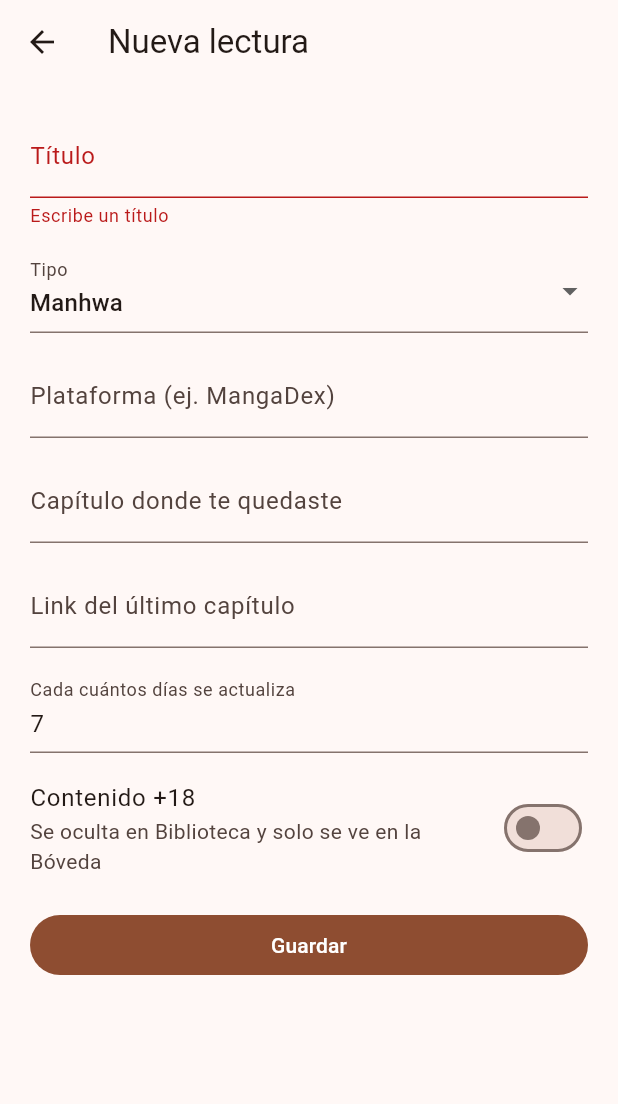
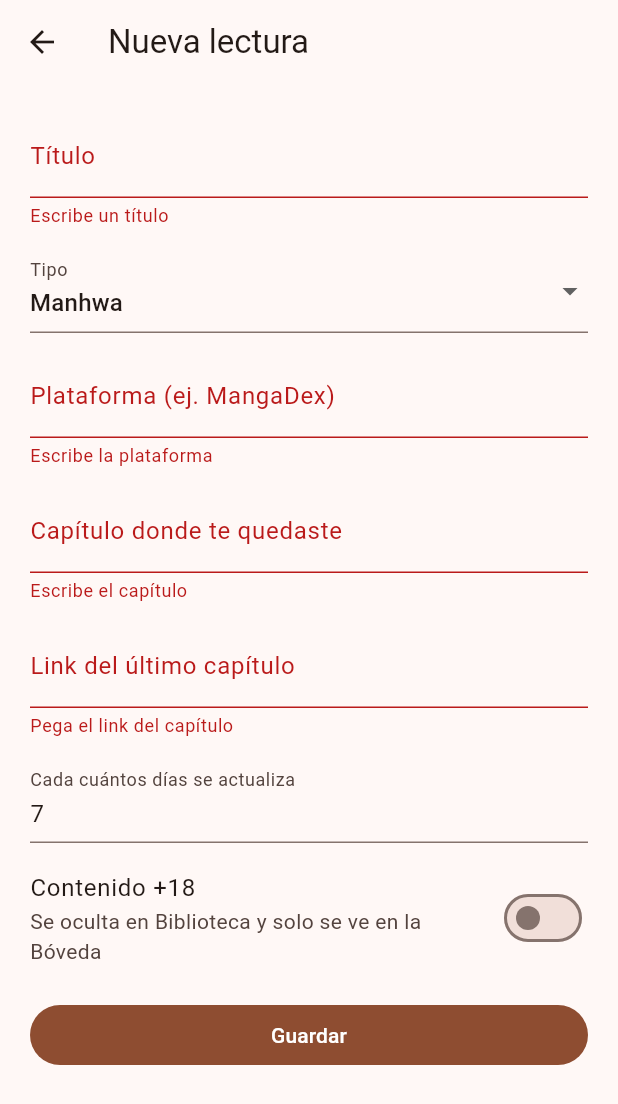
Before and after one commit to Jaelm/hilectio, a Flutter app: the AddEditLecturaScreen screen opened directly, after a tap on "Guardar", on a phone screen of 412 x 824 dp. Shown: the top 1104 px of the screen. Run offline on Flutter 3.47's test engine with Material 3 defaults, Android fonts, the phone set to English and light mode, and no system bars; our stand-ins replace cloud_firestore, firebase_auth, firebase_core, flutter_local_notifications, timezone; accounts and stored records are empty; Roboto replaces fonts that are missing (Helvetica Neue).

Commit message:
Versión 1.3 - Parche en add lectura

```diff
--- a/lib/screens/add_edit_lectura_screen.dart
+++ b/lib/screens/add_edit_lectura_screen.dart
@@ -126,6 +126,7 @@ class _AddEditLecturaScreenState extends State<AddEditLecturaScreen> {
                 TextFormField(
                   controller: _plataformaCtrl,
                   decoration: const InputDecoration(labelText: 'Plataforma (ej. MangaDex)'),
+                  validator: (v) => (v == null || v.trim().isEmpty) ? 'Escribe la plataforma' : null,
                 ),
                 const SizedBox(height: 14),
                 TextFormField(
@@ -133,12 +134,19 @@ class _AddEditLecturaScreenState extends State<AddEditLecturaScreen> {
                   decoration: const InputDecoration(labelText: 'Capítulo donde te quedaste'),
                   keyboardType: TextInputType.number,
                   inputFormatters: [FilteringTextInputFormatter.digitsOnly],
+                  validator: (v) => (v == null || v.trim().isEmpty) ? 'Escribe el capítulo' : null,
                 ),
                 const SizedBox(height: 14),
                 TextFormField(
                   controller: _linkCtrl,
                   decoration: const InputDecoration(labelText: 'Link del último capítulo'),
                   keyboardType: TextInputType.url,
+                  validator: (v) {
+                    if (v == null || v.trim().isEmpty) return 'Pega el link del capítulo';
+                    final uri = Uri.tryParse(v.trim());
+                    if (uri == null || !uri.hasScheme) return 'El link no parece válido';
+                    return null;
+                  },
                 ),
                 const SizedBox(height: 14),
                 TextFormField(
@@ -147,6 +155,12 @@ class _AddEditLecturaScreenState extends State<AddEditLecturaScreen> {
                     labelText: 'Cada cuántos días se actualiza',
                   ),
                   keyboardType: TextInputType.number,
+                  validator: (v) {
+                    if (v == null || v.trim().isEmpty) return 'Escribe cada cuántos días';
+                    final n = int.tryParse(v.trim());
+                    if (n == null || n <= 0) return 'Debe ser un número mayor a 0';
+                    return null;
+                  },
                 ),
                 const SizedBox(height: 10),
                 SwitchListTile(
```
